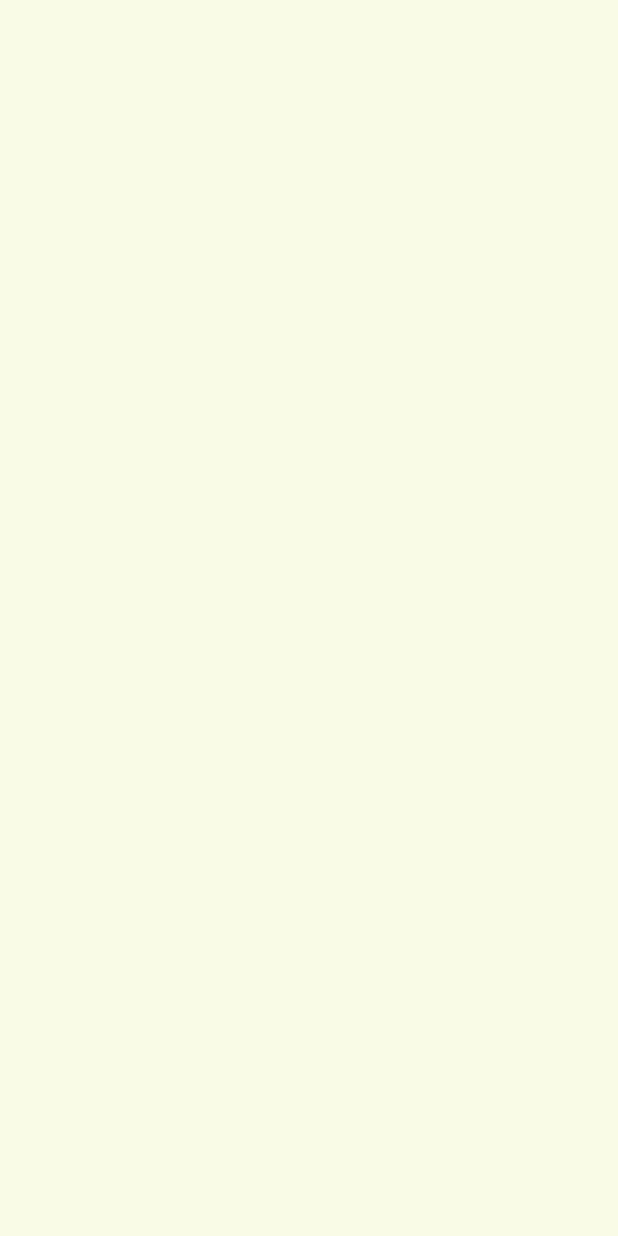
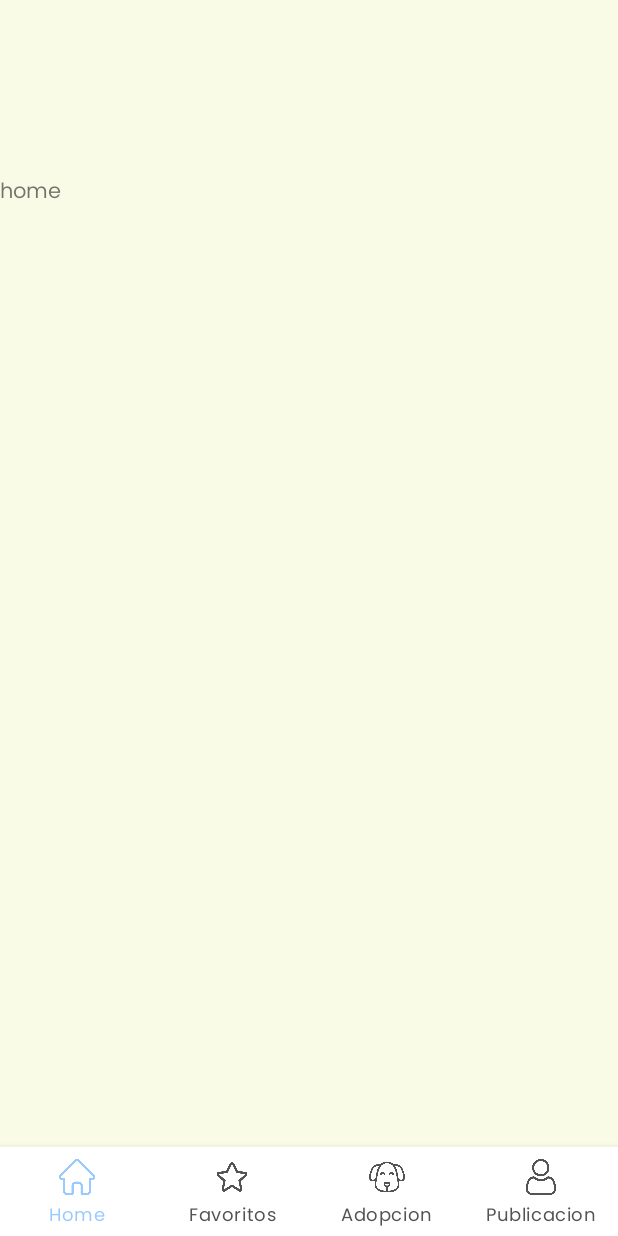
Before and after one commit to gp3ort/DogApp, an Android app: the MainActivity screen opened directly, with no data from a screen before it, on a phone screen of 412 x 824 dp. Before the commit the screen is empty. Run offline under Robolectric (Android 15) with nearby library versions, the phone set to English and light mode, and no system bars; our stand-ins replace navigation-ui.

Commit message:
Main navigation added !

```diff
--- /dev/null
+++ b/app/src/main/java/com/ort/dogadoption/ui/fragments/HomeFragment.kt
@@ -0,0 +1,60 @@
+package com.ort.dogadoption.ui.fragments
+
+import android.os.Bundle
+import androidx.fragment.app.Fragment
+import android.view.LayoutInflater
+import android.view.View
+import android.view.ViewGroup
+import com.ort.dogadoption.R
+
+// TODO: Rename parameter arguments, choose names that match
+// the fragment initialization parameters, e.g. ARG_ITEM_NUMBER
+private const val ARG_PARAM1 = "param1"
+private const val ARG_PARAM2 = "param2"
+
+/**
+ * A simple [Fragment] subclass.
+ * Use the [HomeFragment.newInstance] factory method to
+ * create an instance of this fragment.
+ */
+class HomeFragment : Fragment() {
+    // TODO: Rename and change types of parameters
+    private var param1: String? = null
+    private var param2: String? = null
+
+    override fun onCreate(savedInstanceState: Bundle?) {
+        super.onCreate(savedInstanceState)
+        arguments?.let {
+            param1 = it.getString(ARG_PARAM1)
+            param2 = it.getString(ARG_PARAM2)
+        }
+    }
+
+    override fun onCreateView(
+        inflater: LayoutInflater, container: ViewGroup?,
+        savedInstanceState: Bundle?
+    ): View? {
+        // Inflate the layout for this fragment
+        return inflater.inflate(R.layout.fragment_home, container, false)
+    }
+
+    companion object {
+        /**
+         * Use this factory method to create a new instance of
+         * this fragment using the provided parameters.
+         *
+         * @param param1 Parameter 1.
+         * @param param2 Parameter 2.
+         * @return A new instance of fragment HomeFragment.
+         */
+        // TODO: Rename and change types and number of parameters
+        @JvmStatic
+        fun newInstance(param1: String, param2: String) =
+            HomeFragment().apply {
+                arguments = Bundle().apply {
+                    putString(ARG_PARAM1, param1)
+                    putString(ARG_PARAM2, param2)
+                }
+            }
+    }
+}
--- a/app/src/main/java/com/ort/dogadoption/ui/fragments/LoginFragment.kt
+++ b/app/src/main/java/com/ort/dogadoption/ui/fragments/LoginFragment.kt
@@ -18,7 +18,7 @@ import com.ort.dogadoption.ui.views.MainActivity
 
 class LoginFragment : Fragment() {
 
-    lateinit var v: View
+    private lateinit var v: View
     lateinit var loginButton: Button
 
     override fun onCreate(savedInstanceState: Bundle?) {
--- a/app/src/main/java/com/ort/dogadoption/ui/views/MainActivity.kt
+++ b/app/src/main/java/com/ort/dogadoption/ui/views/MainActivity.kt
@@ -4,20 +4,33 @@ import androidx.appcompat.app.AppCompatActivity
 import android.os.Bundle
 import android.view.View
 import android.widget.TextView
+import androidx.navigation.fragment.NavHostFragment
+import androidx.navigation.ui.NavigationUI
+import com.google.android.material.bottomnavigation.BottomNavigationView
 import com.ort.dogadoption.R
 
 class MainActivity : AppCompatActivity() {
 
-    lateinit var textTest: TextView
+    private lateinit var textTest: TextView
+    private lateinit var bottomNavView: BottomNavigationView
+
+    private lateinit var navHostFragment: NavHostFragment
     override fun onCreate(savedInstanceState: Bundle?) {
         super.onCreate(savedInstanceState)
         setContentView(R.layout.activity_main)
 
+        navHostFragment = supportFragmentManager.findFragmentById(R.id.mainNavigationId) as NavHostFragment
+        bottomNavView = findViewById(R.id.bottomMenuMain)
+
+        val navController = navHostFragment.navController
+
+        NavigationUI.setupWithNavController(bottomNavView, navController)
+
 
         val email = intent.getStringExtra("user")
 
-        textTest = findViewById(R.id.textTestId)
-        textTest.text = email
+//        textTest = findViewById(R.id.textTestId)
+//        textTest.text = email
 
     }
 }
--- /dev/null
+++ b/app/src/main/res/color/bottom_view.xml
@@ -0,0 +1,5 @@
+<?xml version="1.0" encoding="utf-8"?>
+<selector xmlns:android="http://schemas.android.com/apk/res/android">
+    <item android:color="#007BFF" android:state_checked="true" android:alpha="0.4" />
+    <item android:color="#555252" />
+</selector>
--- a/app/src/main/res/layout/activity_main.xml
+++ b/app/src/main/res/layout/activity_main.xml
@@ -1,19 +1,37 @@
 <?xml version="1.0" encoding="utf-8"?>
-<androidx.constraintlayout.widget.ConstraintLayout xmlns:android="http://schemas.android.com/apk/res/android"
+<androidx.drawerlayout.widget.DrawerLayout xmlns:android="http://schemas.android.com/apk/res/android"
     xmlns:app="http://schemas.android.com/apk/res-auto"
     xmlns:tools="http://schemas.android.com/tools"
     android:layout_width="match_parent"
     android:layout_height="match_parent"
     tools:context=".ui.views.MainActivity">
 
-    <TextView
-        android:id="@+id/textTestId"
-        android:layout_width="wrap_content"
-        android:layout_height="wrap_content"
-        android:text="@string/login_email"
-        app:layout_constraintBottom_toBottomOf="parent"
-        app:layout_constraintEnd_toEndOf="parent"
-        app:layout_constraintStart_toStartOf="parent"
-        app:layout_constraintTop_toTopOf="parent" />
+    <androidx.constraintlayout.widget.ConstraintLayout
+        android:layout_width="match_parent"
+        android:layout_height="match_parent">
 
-</androidx.constraintlayout.widget.ConstraintLayout>
+        <androidx.fragment.app.FragmentContainerView
+            android:id="@+id/mainNavigationId"
+            android:name="androidx.navigation.fragment.NavHostFragment"
+            android:layout_width="match_parent"
+            android:layout_height="648dp"
+            app:layout_constraintBottom_toTopOf="@+id/bottomMenuMain"
+            app:layout_constraintEnd_toEndOf="parent"
+            app:layout_constraintStart_toStartOf="parent"
+            app:navGraph="@navigation/main_navigation"/>
+
+        <com.google.android.material.bottomnavigation.BottomNavigationView
+            android:id="@+id/bottomMenuMain"
+            android:layout_width="wrap_content"
+            android:layout_height="59dp"
+            app:itemBackground="@null"
+            app:itemIconTint="@color/bottom_view"
+            app:itemTextColor="@color/bottom_view"
+            app:labelVisibilityMode="labeled"
+            app:layout_constraintBottom_toBottomOf="parent"
+            app:layout_constraintEnd_toEndOf="parent"
+            app:layout_constraintHorizontal_bias="1.0"
+            app:layout_constraintStart_toStartOf="parent"
+            app:menu="@menu/main_bottom_menu" />
+    </androidx.constraintlayout.widget.ConstraintLayout>
+</androidx.drawerlayout.widget.DrawerLayout>
--- /dev/null
+++ b/app/src/main/res/layout/fragment_home.xml
@@ -0,0 +1,14 @@
+<?xml version="1.0" encoding="utf-8"?>
+<FrameLayout xmlns:android="http://schemas.android.com/apk/res/android"
+    xmlns:tools="http://schemas.android.com/tools"
+    android:layout_width="match_parent"
+    android:layout_height="match_parent"
+    tools:context=".ui.fragments.HomeFragment">
+
+    <!-- TODO: Update blank fragment layout -->
+    <TextView
+        android:layout_width="match_parent"
+        android:layout_height="match_parent"
+        android:text="home" />
+
+</FrameLayout>
--- /dev/null
+++ b/app/src/main/res/menu/main_bottom_menu.xml
@@ -0,0 +1,22 @@
+<?xml version="1.0" encoding="utf-8"?>
+<menu xmlns:app="http://schemas.android.com/apk/res-auto"
+    xmlns:android="http://schemas.android.com/apk/res/android">
+    <item
+        android:id="@+id/homeFragment"
+        android:icon="@drawable/home"
+        android:title="Home" />
+    <item
+        android:id="@+id/favFragment"
+        android:icon="@drawable/star"
+        android:title="Favoritos" />
+
+    <item
+        android:id="@+id/adoptionFragment"
+        android:icon="@drawable/dog"
+        android:title="Adopcion" />
+
+    <item
+        android:id="@+id/publiFragment"
+        android:icon="@drawable/user"
+        android:title="Publicacion" />
+</menu>
--- /dev/null
+++ b/app/src/main/res/navigation/main_navigation.xml
@@ -0,0 +1,28 @@
+<?xml version="1.0" encoding="utf-8"?>
+<navigation xmlns:android="http://schemas.android.com/apk/res/android"
+    xmlns:app="http://schemas.android.com/apk/res-auto"
+    xmlns:tools="http://schemas.android.com/tools"
+    android:id="@+id/main_navigation"
+    app:startDestination="@id/homeFragment">
+
+    <fragment
+        android:id="@+id/adoptionFragment"
+        android:name="com.ort.dogadoption.ui.fragments.AdoptionFragment"
+        android:label="fragment_adoption"
+        tools:layout="@layout/fragment_adoption" />
+    <fragment
+        android:id="@+id/favFragment"
+        android:name="com.ort.dogadoption.ui.fragments.FavFragment"
+        android:label="fragment_fav"
+        tools:layout="@layout/fragment_fav" />
+    <fragment
+        android:id="@+id/publiFragment"
+        android:name="com.ort.dogadoption.ui.fragments.PubliFragment"
+        android:label="fragment_publi"
+        tools:layout="@layout/fragment_publi" />
+    <fragment
+        android:id="@+id/homeFragment"
+        android:name="com.ort.dogadoption.ui.fragments.HomeFragment"
+        android:label="fragment_home"
+        tools:layout="@layout/fragment_home" />
+</navigation>
--- a/app/src/main/res/values/themes.xml
+++ b/app/src/main/res/values/themes.xml
@@ -1,6 +1,6 @@
 <resources xmlns:tools="http://schemas.android.com/tools">
     <!-- Base application theme. -->
-    <style name="Base.Theme.DogAdoption" parent="Theme.Material3.DayNight.NoActionBar">
+    <style name="Base.Theme.DogAdoption" parent="Theme.MaterialComponents.DayNight">
 
         <item name="android:windowBackground">@color/deep_purple</item>
 
```
Also changed, not shown: app/build.gradle.kts (+9 -3 lines), app/src/main/java/com/ort/dogadoption/ui/fragments/AdoptionFragment.kt (added, +60 -0 lines), app/src/main/java/com/ort/dogadoption/ui/fragments/FavFragment.kt (added, +60 -0 lines), app/src/main/java/com/ort/dogadoption/ui/fragments/PubliFragment.kt (added, +60 -0 lines), app/src/main/res/layout/fragment_adoption.xml (added, +14 -0 lines), app/src/main/res/layout/fragment_fav.xml (added, +14 -0 lines), app/src/main/res/layout/fragment_publi.xml (added, +14 -0 lines), app/src/main/res/drawable/dog.png (added), app/src/main/res/drawable/home.png (added), app/src/main/res/drawable/star.png (added), app/src/main/res/drawable/user.png (added).
